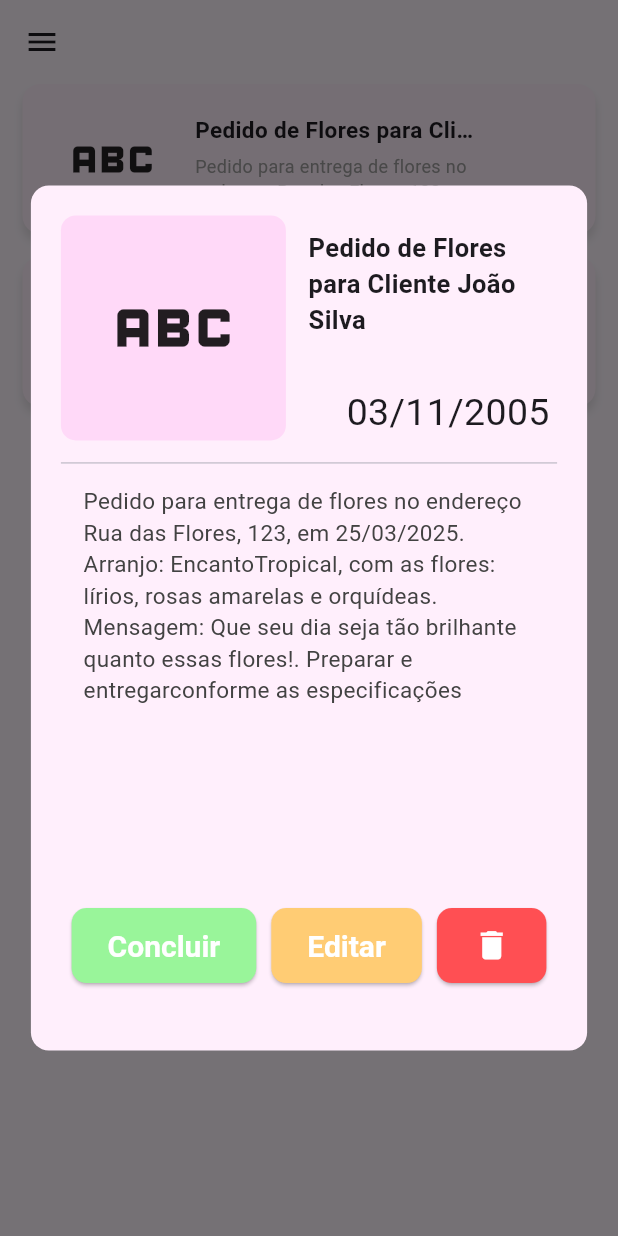
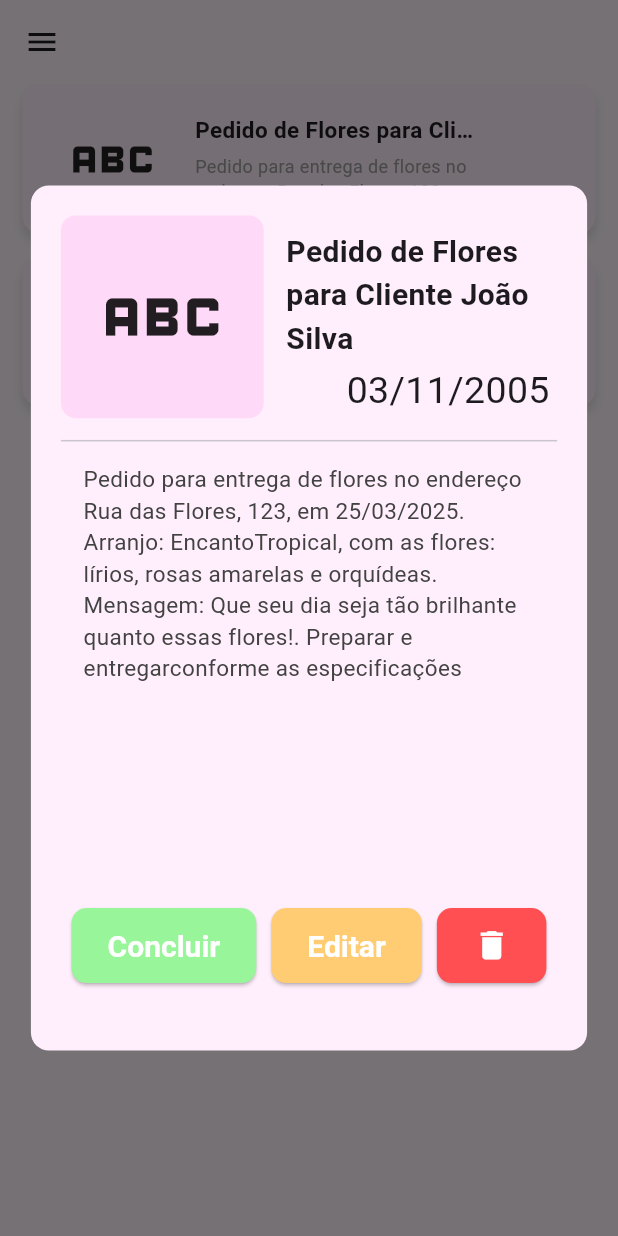
Before and after one commit to HenryGFiedler/Floricultura, a Flutter app: the MainScreen screen opened directly, after a tap on "Pedido de Flores para Cliente João Silva", on a phone screen of 412 x 824 dp. Run offline on Flutter 3.47's test engine with Material 3 defaults, Android fonts, the phone set to English and light mode, and no system bars.

Commit message:
Fix layout falecendo quando aumentasse o tamanho da fonte

```diff
--- a/lib/components/info_card.dart
+++ b/lib/components/info_card.dart
@@ -24,7 +24,6 @@ class InfoCard extends StatelessWidget {
     DateTime data,
     IconData icon,
   ) {
-
     // TODO Fazer com que o layout não exploda depois de aumentar a fonte do emulador
     showDialog(
       context: context,
@@ -54,12 +53,16 @@ class InfoCard extends StatelessWidget {
                               color: Color(0xFFffd9f8),
                               borderRadius: BorderRadius.circular(10),
                             ),
-                            child: SizedBox(height: 150, width: 150, child: Icon(icon, size: 100)),
+                            child: SizedBox(
+                              height: MediaQuery.of(context).size.height * 0.1640625,
+                              width: MediaQuery.of(context).size.height * 0.1640625,
+                              child: Icon(icon, size: 100),
+                            ),
                           ),
                           SizedBox(width: 10),
                           Expanded(
                             child: SizedBox(
-                              height: 150,
+                              height: MediaQuery.of(context).size.height * 0.1640625,
                               child: Column(
                                 crossAxisAlignment: CrossAxisAlignment.start,
                                 mainAxisAlignment: MainAxisAlignment.spaceBetween,
@@ -68,7 +71,8 @@ class InfoCard extends StatelessWidget {
                                     padding: EdgeInsets.only(top: 10, left: 5),
                                     child: Text(
                                       titulo,
-                                      style: TextStyle(fontSize: 17, fontWeight: FontWeight.bold),
+                                      style: TextStyle(fontSize: 20, fontWeight: FontWeight.bold),
+                                      textScaler: TextScaler.noScaling,
                                     ),
                                   ),
                                   Align(
@@ -78,6 +82,7 @@ class InfoCard extends StatelessWidget {
                                       child: Text(
                                         DateFormat('dd/MM/yyyy').format(data),
                                         style: TextStyle(fontSize: 25),
+                                        textScaler: TextScaler.noScaling,
                                       ),
                                     ),
                                   ),
@@ -88,14 +93,19 @@ class InfoCard extends StatelessWidget {
                         ],
                       ),
                       Divider(height: 30),
-                      Padding(
+                      Container(
+                        constraints: BoxConstraints(
+                          maxHeight: MediaQuery.of(context).size.height * 0.30,
+                        ),
+                        child: SingleChildScrollView(
+                          child: Padding(
                             padding: EdgeInsets.symmetric(horizontal: 15),
                             child: Align(
                               alignment: Alignment.topLeft,
-                          child: SingleChildScrollView(
                               child: Text(
                                 descricao,
                                 style: TextStyle(fontSize: 15, color: Colors.grey.shade800),
+                              ),
                             ),
                           ),
                         ),
@@ -111,7 +121,8 @@ class InfoCard extends StatelessWidget {
                               color: Color(0xFF99f59a),
                               fontSize: 20,
                               adaptiveWidth: true,
-                              onPressed: () => {
+                              onPressed:
+                                  () => {
                                     // TODO Concluir pedido
                                   },
                             ),
@@ -120,7 +131,8 @@ class InfoCard extends StatelessWidget {
                               color: Color(0xFFffcc74),
                               fontSize: 20,
                               adaptiveWidth: true,
-                              onPressed: () => {
+                              onPressed:
+                                  () => {
                                     // TODO Editar pedido
                                   },
                             ),
@@ -128,7 +140,8 @@ class InfoCard extends StatelessWidget {
                               adaptiveWidth: true,
                               icon: Icons.delete,
                               color: Color(0xFFff4f53),
-                              onPressed: () => {
+                              onPressed:
+                                  () => {
                                     // TODO Excluír pedido
                                   },
                             ),
--- a/lib/components/main_button.dart
+++ b/lib/components/main_button.dart
@@ -36,10 +36,10 @@ class MainButton extends StatelessWidget {
             textStyle: TextStyle(fontWeight: FontWeight.bold, fontSize: fontSize ?? 25),
           ),
           child: Row(
-            mainAxisAlignment: MainAxisAlignment.start,
+            mainAxisAlignment: MainAxisAlignment.center,
             children: [
               if (icon != null) Icon(icon, size: 25, color: Colors.white),
-              Text(text ?? ''),
+              Text(text ?? '',textScaler: TextScaler.noScaling),
             ],
           ),
         ),
```
Lines whose indentation alone changed are shown as unchanged.
